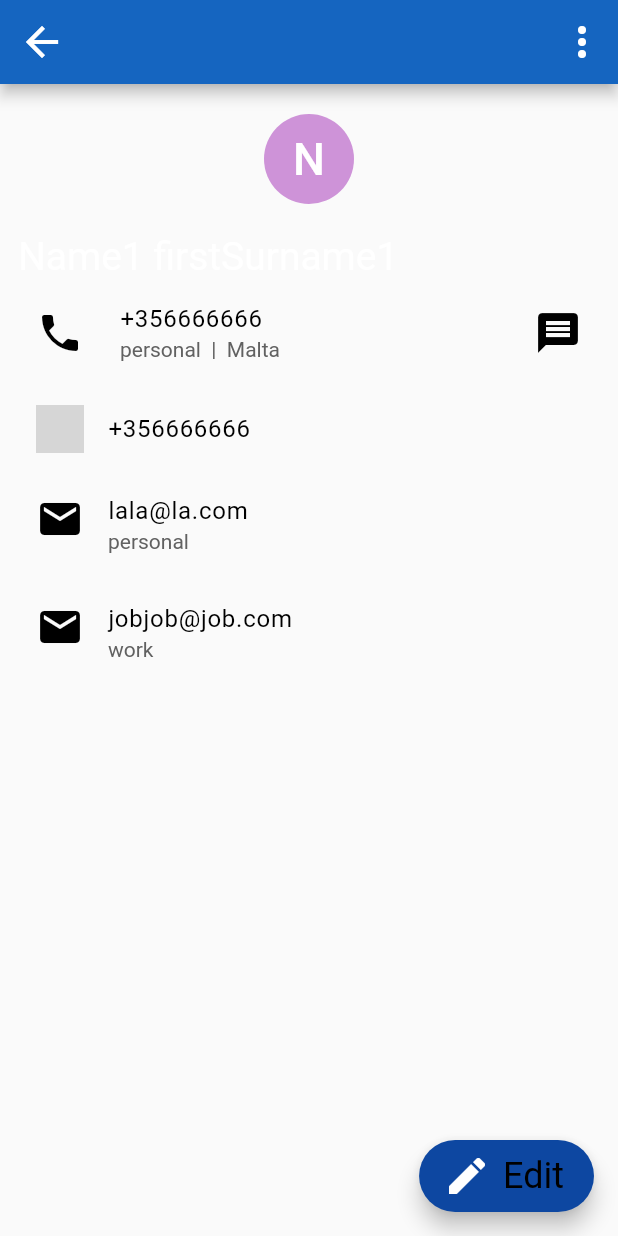
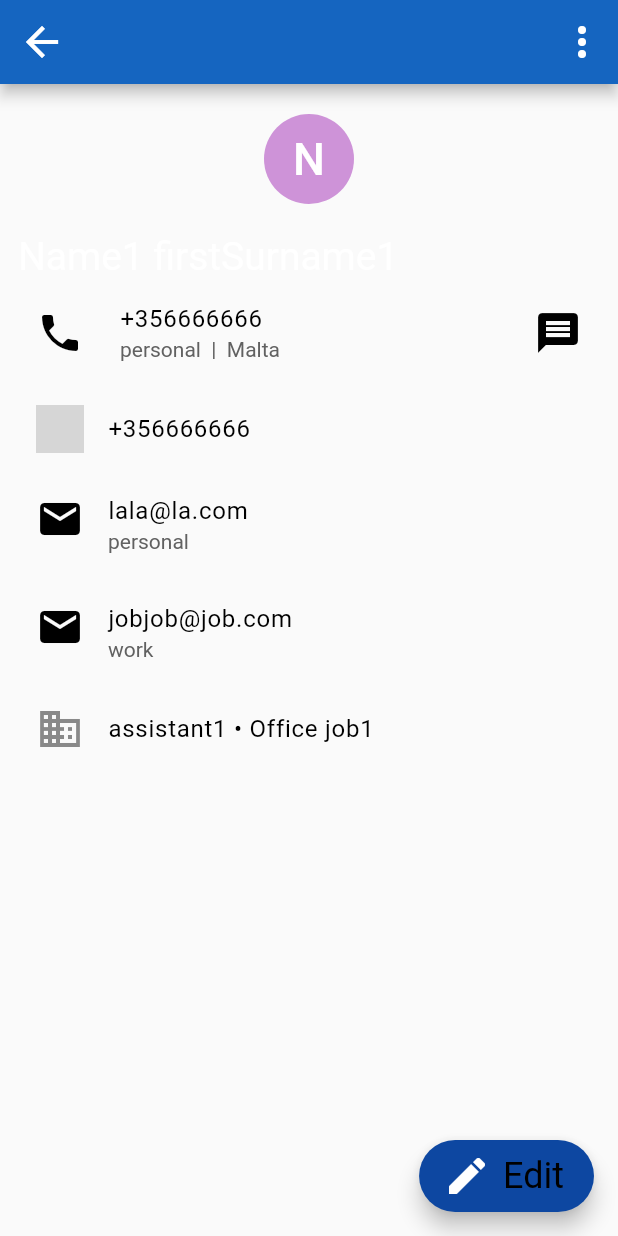
Before and after one commit to Cavitedev/score_contacts, a Flutter app: the ViewContactPage screen opened directly with sample values from the repository, on a phone screen of 412 x 824 dp. Run offline on Flutter 3.47's test engine with Material 2 defaults, Android fonts, the phone set to English and light mode, and no system bars; our stand-ins replace another_flushbar, auto_route, bloc, cloud_firestore, dartz, firebase_auth and 11 more; missing offline and left inert: cloud_firestore_web, firebase_auth_web, firebase_core_web, firebase_storage_web, get_contacts, google_sign_in_web and 2 more; accounts and stored records are empty; statements that could not run were skipped; project files that could hold a hidden picture were left out; grey boxes are pictures that could not be loaded.

Commit message:
:sparkles: Add company on view page

```diff
--- a/lib/domain/user/contacts_data/properties/company.dart
+++ b/lib/domain/user/contacts_data/properties/company.dart
@@ -11,6 +11,8 @@ class Company with _$Company {
     String? title,
   }) = _Company;
 
+  bool isEmpty() => (name?.isEmpty ?? false) && (title?.isEmpty ?? false);
+
   factory Company.empty() {
     return const Company();
   }
--- a/lib/presentation/contacts/view_contact/view_contact_scaffold.dart
+++ b/lib/presentation/contacts/view_contact/view_contact_scaffold.dart
@@ -9,6 +9,7 @@ import 'package:scorecontacts/core/app_constants.dart';
 import 'package:scorecontacts/core/app_localization.dart';
 import 'package:scorecontacts/domain/user/contacts_data/contact.dart';
 import 'package:scorecontacts/domain/user/contacts_data/properties/email.dart';
+import 'package:scorecontacts/presentation/contacts/view_contact/widgets/company_widgets.dart';
 import 'package:scorecontacts/presentation/contacts/view_contact/widgets/label_object_widgets.dart';
 import 'package:scorecontacts/presentation/contacts/view_contact/widgets/phone_widgets.dart';
 import 'package:scorecontacts/presentation/contacts/widgets/contact_circle_avatar.dart';
@@ -85,6 +86,7 @@ class ViewContactScaffold extends StatelessWidget {
                   .add(ViewContactEvent.sendMail(mail.value!));
             },
           ),
+          ...listCompanyWidget(companies: contact.companies),
         ],
       ),
       floatingActionButton: FloatingActionButton.extended(
--- /dev/null
+++ b/lib/presentation/contacts/view_contact/widgets/company_widgets.dart
@@ -0,0 +1,43 @@
+import 'package:flutter/material.dart';
+import 'package:scorecontacts/domain/user/contacts_data/properties/company.dart';
+
+List<Widget> listCompanyWidget({
+  required List<Company>? companies,
+}) {
+  if (companies == null) {
+    return [];
+  }
+  return companies
+      .where((co) => !co.isEmpty())
+      .map((co) => CompanyWidget(
+            company: co,
+          ))
+      .toList();
+}
+
+class CompanyWidget extends StatelessWidget {
+  final Company company;
+
+  const CompanyWidget({
+    required this.company,
+    Key? key,
+  }) : super(key: key);
+
+  @override
+  Widget build(BuildContext context) {
+    return ListTile(
+      title: Text("${company.title} • ${company.name} "),
+      leading: _icon(context),
+    );
+  }
+
+  Widget _icon(BuildContext context) {
+    return Padding(
+      padding: const EdgeInsets.only(left: 8.0),
+      child: Icon(
+        Icons.business,
+        size: IconTheme.of(context).size ?? 32,
+      ),
+    );
+  }
+}
```
